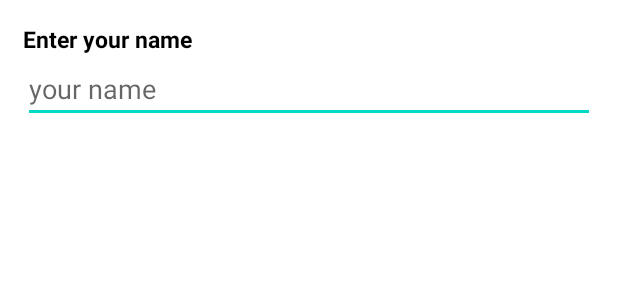
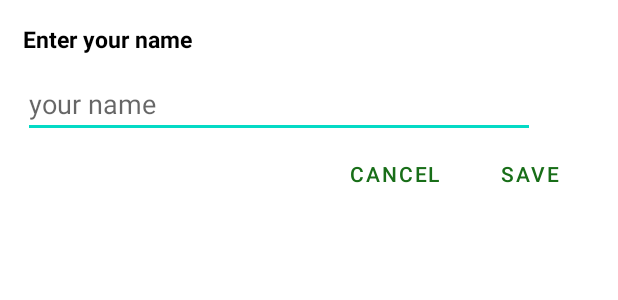
Before and after one commit to zhllm/WhatsAppClone, an Android app: the layout button_sheet_edit.xml on its own in the app's theme, with its tools: preview values and no code run, on a phone screen of 412 x 824 dp. Shown: the top 300 px of the screen. Run offline under Robolectric (Android 15) with nearby library versions, the phone set to English and light mode, and no system bars.

Commit message:
feat: 用户信息编辑

```diff
--- a/app/src/main/java/com/example/firebasecrud/view/profile/ProfileActivity.java
+++ b/app/src/main/java/com/example/firebasecrud/view/profile/ProfileActivity.java
@@ -85,6 +85,16 @@ public class ProfileActivity extends AppCompatActivity {
                 showBottomSheetPickPhoto();
             }
         });
+        binding.edUsername.setOnClickListener(new View.OnClickListener() {
+            @Override
+            public void onClick(View v) {
+                showBottomSheetEditName();
+            }
+        });
+    }
+
+    private void showBottomSheetEditName() {
+
     }
 
     private void showBottomSheetPickPhoto() {
--- a/app/src/main/res/layout/activity_profile.xml
+++ b/app/src/main/res/layout/activity_profile.xml
@@ -91,6 +91,7 @@
                             android:textSize="15sp" />
 
                         <ImageButton
+                            android:id="@+id/ed_username"
                             android:layout_width="wrap_content"
                             android:layout_height="wrap_content"
                             android:background="@android:color/transparent"
--- a/app/src/main/res/layout/button_sheet_edit.xml
+++ b/app/src/main/res/layout/button_sheet_edit.xml
@@ -15,12 +15,38 @@
         android:textStyle="bold" />
 
     <EditText
+        android:id="@+id/username"
         android:layout_width="match_parent"
         android:layout_height="wrap_content"
+        android:layout_marginTop="10dp"
+        android:layout_marginEnd="40dp"
         android:hint="your name" />
 
     <LinearLayout
         android:layout_width="match_parent"
         android:layout_height="wrap_content"
-        android:orientation="horizontal" />
+        android:orientation="horizontal">
+
+        <TextView
+            android:layout_width="0dp"
+            android:layout_height="wrap_content"
+            android:layout_weight="1" />
+
+        <Button
+            android:id="@+id/btn_cancel"
+            android:layout_width="wrap_content"
+            android:layout_height="wrap_content"
+            android:background="@android:color/transparent"
+            android:text="Cancel"
+            android:textColor="@color/colorPrimary" />
+
+        <Button
+            android:id="@+id/btn_save"
+            android:layout_width="wrap_content"
+            android:layout_height="wrap_content"
+            android:background="@android:color/transparent"
+            android:text="Save"
+            android:textColor="@color/colorPrimary" />
+
+    </LinearLayout>
 </LinearLayout>
```
